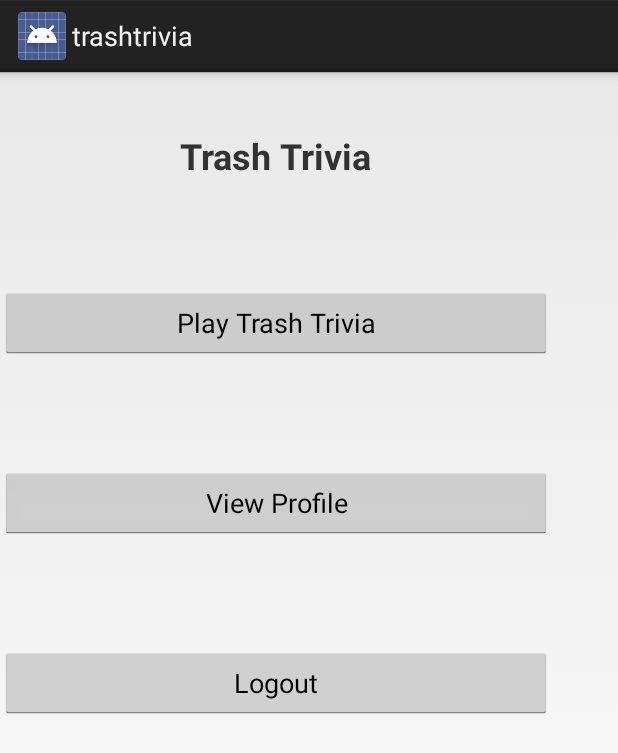
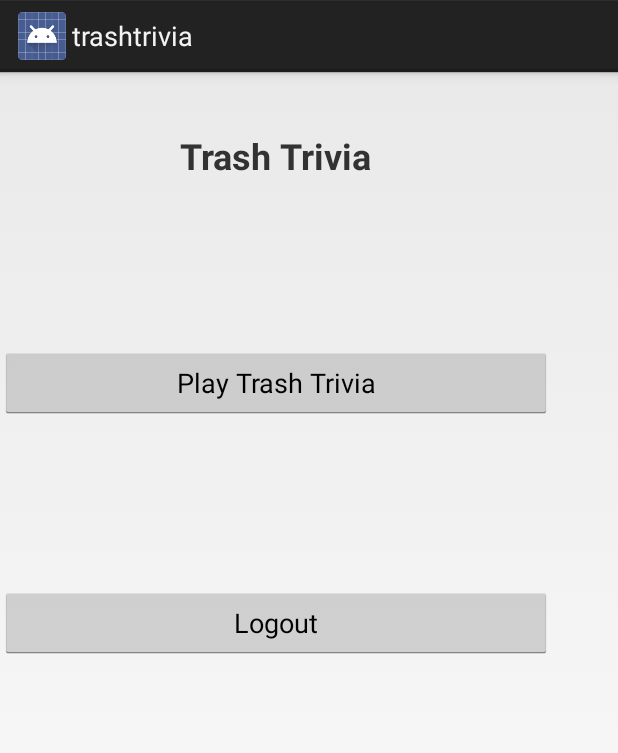
Before and after one commit to dwgarrett2013/trashtrivia, an Android app: the screen it shows after launch (HomepageActivity), after a tap on "Proceed as Guest", on a phone screen of 412 x 824 dp. Shown: the top 753 px of the screen. Run offline under Robolectric (Android 15) with nearby library versions, the phone set to English and light mode, and no system bars; our stand-ins replace Firebase (no records; nobody signed in at launch, a user with empty details on screens opened directly).

Commit message:
Filtering main screen based on role of logged in user

```diff
--- a/app/src/main/java/com/example/david/trashtrivia/HomepageActivity.java
+++ b/app/src/main/java/com/example/david/trashtrivia/HomepageActivity.java
@@ -5,12 +5,15 @@ import android.content.Intent;
 import android.os.Bundle;
 import android.view.View;
 import android.widget.Button;
+import android.widget.TableRow;
 import android.widget.Toast;
 
 public class HomepageActivity extends Activity implements View.OnClickListener{
 
     //Initialize Button Objects
     private Button buttonPlayTrashTrivia, buttonViewProfile, buttonLogout;
+
+    private TableRow tableRowTitle, tableRowProfile, tableRowLogout;
 
     private String loggedInUserId;
     private String loggedInUserRoleName;
@@ -24,15 +27,23 @@ public class HomepageActivity extends Activity implements View.OnClickListener{
         buttonPlayTrashTrivia=findViewById(R.id.buttonPlayTrashTrivia);
         buttonViewProfile=findViewById(R.id.buttonViewProfile);
         buttonLogout=findViewById(R.id.buttonLogout);
+        tableRowTitle=findViewById(R.id.table_row_title);
+        tableRowProfile=findViewById(R.id.table_row_profile);
+        tableRowLogout=findViewById(R.id.table_row_logout);
 
         //Add OnClickListeners to homepage Button objects
         buttonPlayTrashTrivia.setOnClickListener(this);
         buttonViewProfile.setOnClickListener(this);
         buttonLogout.setOnClickListener(this);
+
         loggedInUserId=getIntent().getStringExtra("username");
         loggedInUserRoleName=getIntent().getStringExtra("role_name");
         System.out.println(loggedInUserId);
         System.out.println(loggedInUserRoleName);
+
+        if(loggedInUserRoleName.equals("standard")){
+            tableRowProfile.setVisibility(View.VISIBLE);
+        }
     }
 
     @Override
--- a/app/src/main/res/layout/activity_homepage.xml
+++ b/app/src/main/res/layout/activity_homepage.xml
@@ -12,6 +12,7 @@
         tools:layout_editor_absoluteX="8dp">
 
         <TableRow
+            android:id="@+id/table_row_title"
             android:layout_width="match_parent"
             android:layout_height="match_parent"
             android:layout_weight="1"
@@ -32,6 +33,7 @@
         </TableRow>
 
         <TableRow
+            android:id="@+id/table_row_play_trashtrivia"
             android:layout_width="match_parent"
             android:layout_height="match_parent"
             android:layout_weight="1">
@@ -46,20 +48,24 @@
         </TableRow>
 
         <TableRow
+            android:id="@+id/table_row_profile"
             android:layout_width="match_parent"
             android:layout_height="match_parent"
-            android:layout_weight="1">
+            android:layout_weight="1"
+            android:visibility="gone">
 
             <Button
                 android:id="@+id/buttonViewProfile"
                 android:layout_width="136dp"
                 android:layout_height="wrap_content"
                 android:layout_weight="1"
+
                 android:text="@string/header_view_profile" />
 
         </TableRow>
 
         <TableRow
+            android:id="@+id/table_row_logout"
             android:layout_width="match_parent"
             android:layout_height="match_parent"
             android:layout_weight="1">
```
